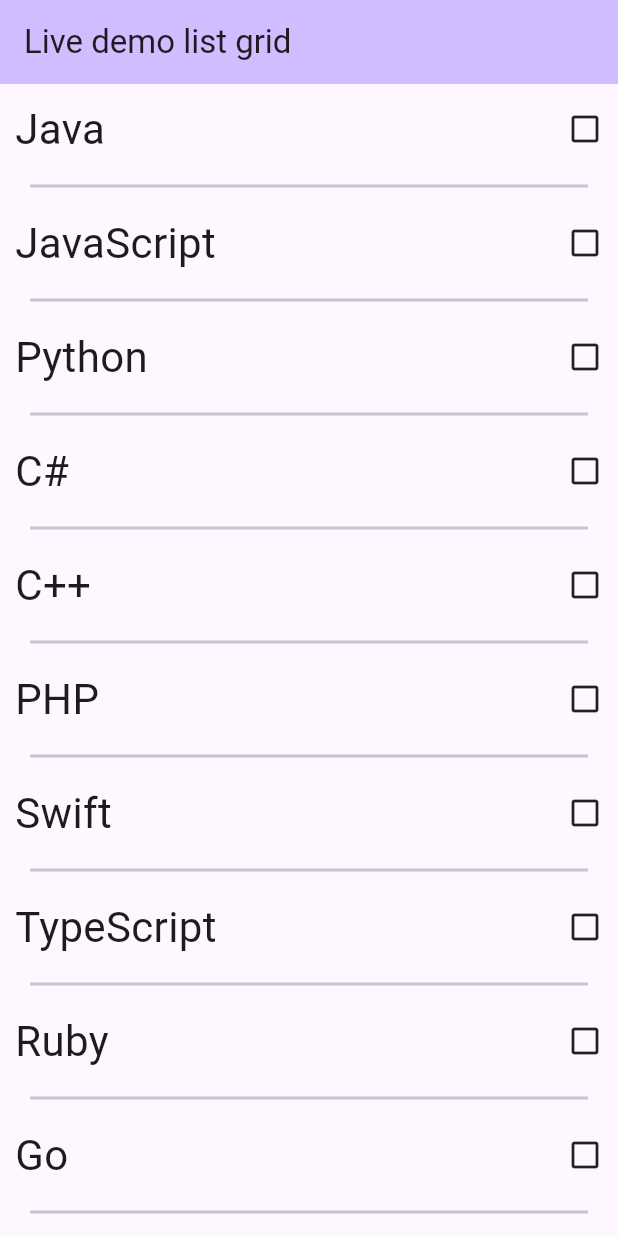
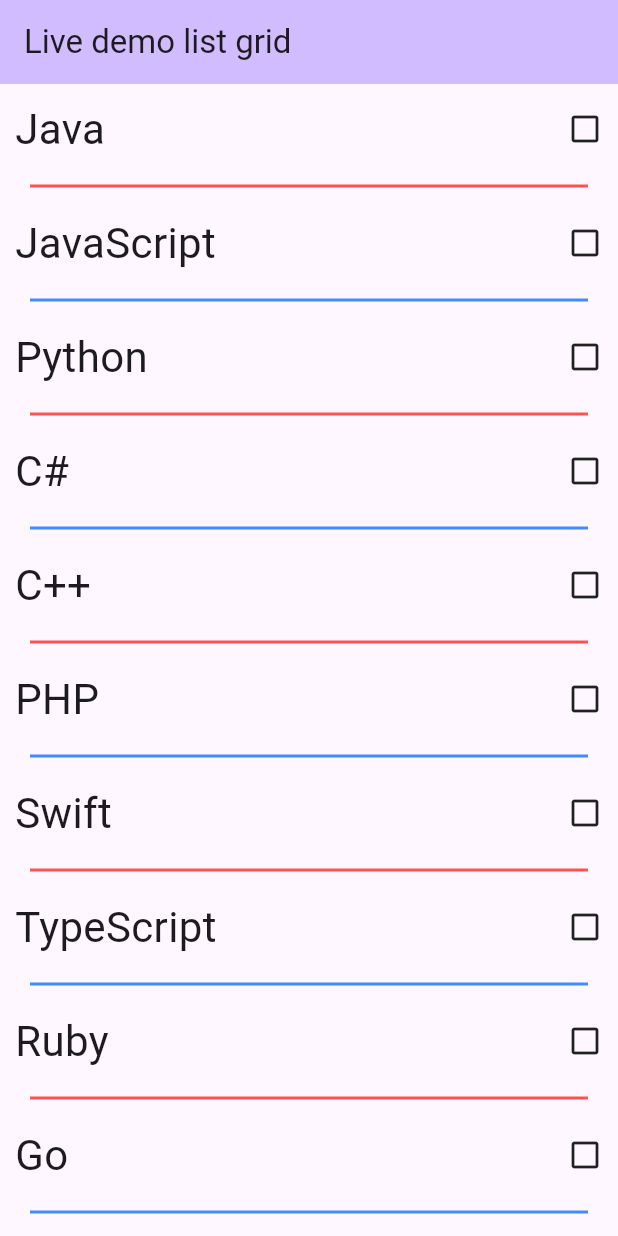
Before and after one commit to lpastyle/list_grid_live, a Flutter app: the screen it shows after launch, on a phone screen of 412 x 824 dp. Run offline on Flutter 3.47's test engine with Material 3 defaults, Android fonts, the phone set to English and light mode, and no system bars.

Commit message:
colored separator

```diff
--- a/lib/main.dart
+++ b/lib/main.dart
@@ -65,6 +65,9 @@ class HomePageState extends State<HomePage> {
         endIndent: 20,
         indent: 20,
         thickness: 2,
+        color: index % 2 == 0 ?
+          Colors.redAccent :
+          Colors.blueAccent,
        ),
        itemCount: top20langages.length,
     ),
```
